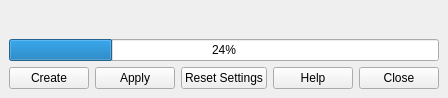
First picture: the form in ui/baseWindow.ui, repository david-cattermole/qt-learning, before the edit.
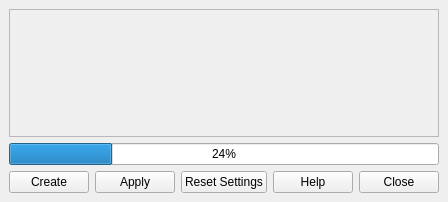
Second picture: the form after the edit.

Commit message: Filled out more UI elements, specifically maya base window, reparent timeRange and reparent subFrame.

Patch:
```diff
--- a/ui/baseWindow.ui
+++ b/ui/baseWindow.ui
@@ -7,7 +7,7 @@
     <x>0</x>
     <y>0</y>
     <width>422</width>
-    <height>98</height>
+    <height>202</height>
    </rect>
   </property>
   <property name="windowTitle">
@@ -18,7 +18,39 @@
     <item>
      <layout class="QVBoxLayout" name="verticalLayout">
       <item>
-       <widget class="QWidget" name="options" native="true"/>
+       <widget class="QScrollArea" name="scrollArea">
+        <property name="widgetResizable">
+         <bool>true</bool>
+        </property>
+        <widget class="QWidget" name="options">
+         <property name="geometry">
+          <rect>
+           <x>0</x>
+           <y>0</y>
+           <width>406</width>
+           <height>108</height>
+          </rect>
+         </property>
+         <property name="sizePolicy">
+          <sizepolicy hsizetype="Expanding" vsizetype="Expanding">
+           <horstretch>0</horstretch>
+           <verstretch>0</verstretch>
+          </sizepolicy>
+         </property>
+         <layout class="QVBoxLayout" name="verticalLayout_3">
+          <item>
+           <widget class="QFrame" name="options_">
+            <property name="sizePolicy">
+             <sizepolicy hsizetype="Expanding" vsizetype="Expanding">
+              <horstretch>0</horstretch>
+              <verstretch>0</verstretch>
+             </sizepolicy>
+            </property>
+           </widget>
+          </item>
+         </layout>
+        </widget>
+       </widget>
       </item>
       <item>
        <widget class="QProgressBar" name="progressBar">
```
The commit also changes 11 other files.
